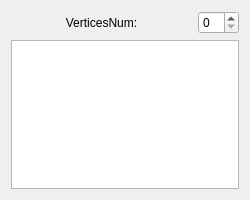
Before: the Qt Designer form ShrikeDxf/PolylineAttributeWidget.ui in whisper512/ShrikeDxf-V0.1, drawn with Qt 5.
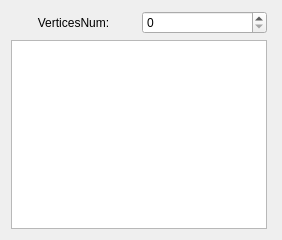
After: the same form once the commit is applied.

Commit message: 调整界面

```diff
--- a/ShrikeDxf/PolylineAttributeWidget.ui
+++ b/ShrikeDxf/PolylineAttributeWidget.ui
@@ -6,17 +6,19 @@
    <rect>
     <x>0</x>
     <y>0</y>
-    <width>250</width>
-    <height>200</height>
+    <width>282</width>
+    <height>240</height>
    </rect>
   </property>
   <property name="windowTitle">
    <string>CPolylineAttributeWidget</string>
   </property>
-  <layout class="QGridLayout" name="gridLayout_2">
+  <layout class="QFormLayout" name="formLayout">
    <item row="0" column="0">
-    <layout class="QGridLayout" name="gridLayout" rowstretch="1,1">
-     <item row="0" column="0">
+    <layout class="QVBoxLayout" name="verticalLayout">
+     <item>
+      <layout class="QHBoxLayout" name="horizontalLayout" stretch="5,5">
+       <item>
       <widget class="QLabel" name="label">
        <property name="sizePolicy">
         <sizepolicy hsizetype="Expanding" vsizetype="Preferred">
@@ -35,10 +37,12 @@
        </property>
       </widget>
      </item>
-     <item row="0" column="1">
+       <item>
       <widget class="QSpinBox" name="spinBox"/>
      </item>
-     <item row="1" column="0" colspan="2">
+      </layout>
+     </item>
+     <item>
       <widget class="QTableWidget" name="tableWidget"/>
      </item>
     </layout>
```
Lines whose indentation alone changed are shown as unchanged. The commit also changes 5 other files.
